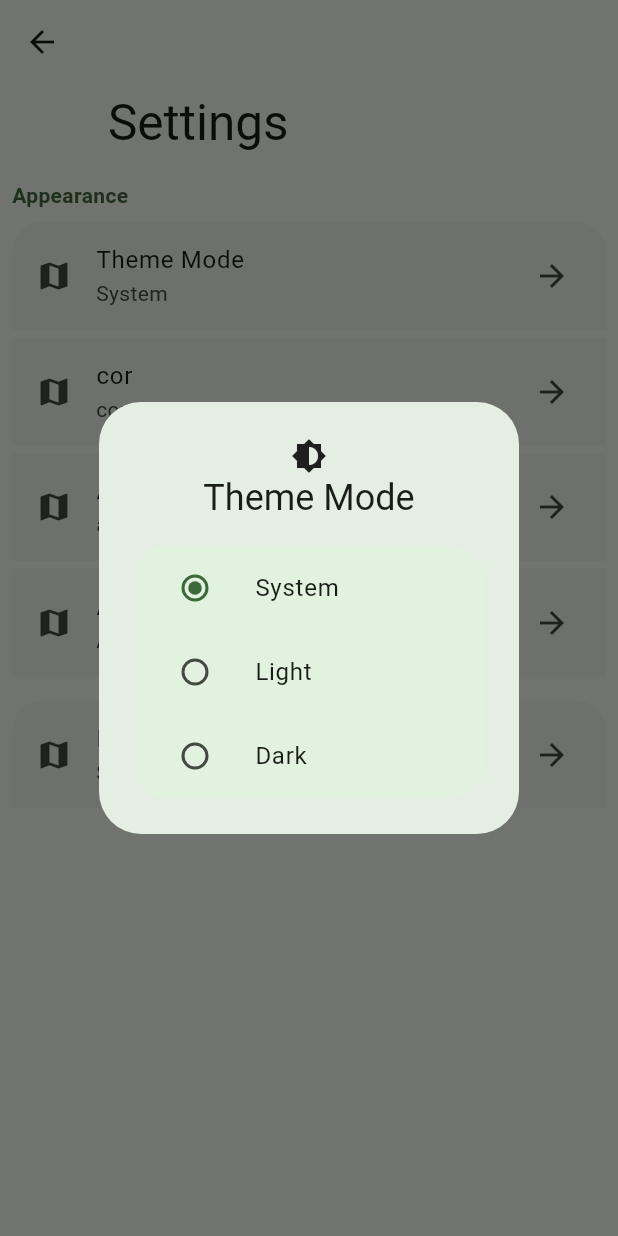
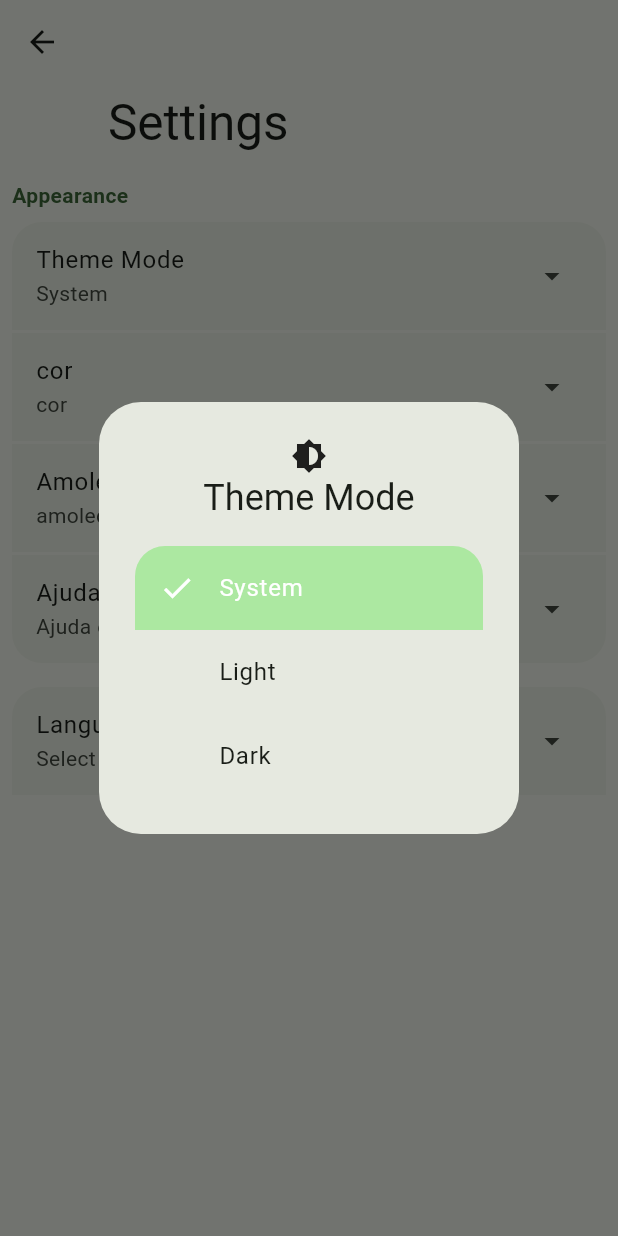
Before and after one commit to vinaooo/byewall3, a Flutter app: the SettingsScreen screen opened directly, after a tap on "Theme Mode", on a phone screen of 412 x 824 dp. Run offline on Flutter 3.47's test engine with Material 3 defaults, Android fonts, the light colour scheme and no system bars; drawn by our look-alikes of dynamic_color.

Commit message:
Refactor main app structure, update settings screen layout, and enhance theme management

```diff
--- a/lib/main.dart
+++ b/lib/main.dart
@@ -15,7 +15,7 @@ void main() {
         ChangeNotifierProvider(create: (context) => ThemeProvider()),
         ChangeNotifierProvider(create: (context) => LanguageProvider()),
       ],
-      child: MyApp(),
+      child: const MyApp(),
     ),
   );
 }
@@ -53,7 +53,27 @@ class MyApp extends StatelessWidget {
                 colorScheme: darkColorScheme,
                 useMaterial3: true, // Ativa o Material 3
               ),
-              home: MyHomePage(),
+              home: Scaffold(
+                appBar: AppBar(
+                  title: Text('Byewall'),
+                  actions: [
+                    Builder(
+                      builder:
+                          (context) => IconButton(
+                            icon: const Icon(Icons.settings),
+                            onPressed: () {
+                              Navigator.of(context, rootNavigator: true).push(
+                                MaterialPageRoute(
+                                  builder: (context) => const SettingsScreen(),
+                                ),
+                              );
+                            },
+                          ),
+                    ),
+                  ],
+                ),
+                body: MainScreen(),
+              ),
             );
           },
         );
@@ -61,35 +81,3 @@ class MyApp extends StatelessWidget {
     );
   }
 }
-
-class MyHomePage extends StatefulWidget {
-  const MyHomePage({super.key});
-
-  @override
-  State<MyHomePage> createState() => _MyHomePageState();
-}
-
-class _MyHomePageState extends State<MyHomePage> {
-  @override
-  Widget build(BuildContext context) {
-    return Scaffold(
-      appBar: AppBar(
-        title: Text(
-          AppLocalizations.of(context)?.translate('byewall') ?? "Byewall",
-        ),
-        actions: [
-          IconButton(
-            icon: const Icon(Icons.settings),
-            onPressed: () {
-              Navigator.push(
-                context,
-                MaterialPageRoute(builder: (context) => const SettingsScreen()),
-              );
-            },
-          ),
-        ],
-      ),
-      body: MainScreen(),
-    );
-  }
-}
--- a/lib/screens/settings_screen.dart
+++ b/lib/screens/settings_screen.dart
@@ -95,13 +95,14 @@ class SettingsScreen extends StatelessWidget {
                             )?.translate('theme_mode') ??
                             "Theme Mode",
                         subtitle: themeSubtitle,
+                        trailing: Icons.arrow_drop_down,
                         onPressed: () {
                           ThemeProvider.show(context);
                         },
                       );
                     },
                   ),
-                  SizedBox(height: 5),
+                  SizedBox(height: 2),
                   SettingsTiles(
                     topLeft: 0,
                     topRight: 0,
@@ -109,9 +110,11 @@ class SettingsScreen extends StatelessWidget {
                     bottomRight: 0,
                     title: 'cor',
                     subtitle: 'cor',
+                    trailing: Icons.arrow_drop_down,
+
                     onPressed: () {},
                   ),
-                  SizedBox(height: 5),
+                  SizedBox(height: 2),
                   SettingsTiles(
                     topLeft: 0,
                     topRight: 0,
@@ -119,16 +122,21 @@ class SettingsScreen extends StatelessWidget {
                     bottomRight: 0,
                     title: 'Amoled',
                     subtitle: 'amoled',
+                    trailing: Icons.arrow_drop_down,
+
                     onPressed: () {},
                   ),
-                  SizedBox(height: 5),
+                  SizedBox(height: 2),
                   SettingsTiles(
                     topLeft: 0,
                     topRight: 0,
-                    bottomLeft: 0,
-                    bottomRight: 0,
+                    bottomLeft: 20,
+                    bottomRight: 20,
                     title: 'Ajuda',
+
                     subtitle: 'Ajuda e suporte',
+                    trailing: Icons.arrow_drop_down,
+
                     onPressed: () {},
                   ),
                 ],
@@ -153,6 +161,8 @@ class SettingsScreen extends StatelessWidget {
                           context,
                         )?.translate('language_subtitle') ??
                         "Select your language",
+                    trailing: Icons.arrow_drop_down,
+
                     onPressed: () {
                       LanguageProvider.selectLanguage(context, _localeKey);
                     },
--- a/lib/ui/app_colors.dart
+++ b/lib/ui/app_colors.dart
@@ -29,12 +29,12 @@ class AppColors {
 
   static double _getLightness(BuildContext context) {
     bool isDarkTheme = _getIsDarkTheme(context);
-    return isDarkTheme ? 0.01 : 0.91;
+    return isDarkTheme ? 0.2 : 0.91;
   }
 
   static double _getSaturation(BuildContext context) {
     bool isDarkTheme = _getIsDarkTheme(context);
-    return isDarkTheme ? 0.01 : 0.25;
+    return isDarkTheme ? 0.1 : 0.25;
   }
 
   static double _getAlpha(BuildContext context) {
--- a/lib/ui/list_tiles.dart
+++ b/lib/ui/list_tiles.dart
@@ -9,6 +9,7 @@ class SettingsTiles extends StatelessWidget {
   final String title;
   final String subtitle;
   final VoidCallback onPressed;
+  final IconData trailing;
 
   const SettingsTiles({
     super.key,
@@ -19,6 +20,7 @@ class SettingsTiles extends StatelessWidget {
     required this.title,
     required this.subtitle,
     required this.onPressed,
+    required this.trailing,
   });
 
   get onTap => null;
@@ -36,10 +38,9 @@ class SettingsTiles extends StatelessWidget {
         ),
       ),
       child: ListTile(
-        leading: Icon(Icons.map),
         title: Text(title),
         subtitle: Text(subtitle),
-        trailing: Icon(Icons.arrow_forward),
+        trailing: Icon(trailing),
         onTap: onPressed,
       ),
     );
--- a/lib/ui/theme_provider.dart
+++ b/lib/ui/theme_provider.dart
@@ -21,7 +21,15 @@ class ThemeProvider extends ChangeNotifier {
       context: context,
       builder: (BuildContext context) {
         return AlertDialog(
-          backgroundColor: AppColors.getDialogBoxColor(context),
+          backgroundColor:
+              themeProvider.themeMode == ThemeMode.dark ||
+                      (themeProvider.themeMode == ThemeMode.system &&
+                          MediaQuery.of(context).platformBrightness ==
+                              Brightness.dark)
+                  ? HSLColor.fromColor(
+                    Theme.of(context).colorScheme.surface,
+                  ).withLightness(0.21).toColor()
+                  : null,
           title: Column(
             children: [
               Icon(Icons.brightness_6),
@@ -36,59 +44,80 @@ class ThemeProvider extends ChangeNotifier {
             children: [
               Container(
                 decoration: BoxDecoration(
-                  color: AppColors.getDialogTileColor(
-                    context,
-                  ), // Adicione uma cor de fundo
+                  color:
+                      themeProvider.themeMode == ThemeMode.system
+                          ? HSLColor.fromColor(
+                            Theme.of(context).colorScheme.secondary,
+                          ).withSaturation(0.6).withLightness(0.77).toColor()
+                          : null,
+
                   borderRadius: BorderRadius.only(
                     topLeft: Radius.circular(20),
                     topRight: Radius.circular(20),
                   ),
                 ),
+                child: InkWell(
+                  borderRadius: BorderRadius.only(
+                    topLeft: Radius.circular(20),
+                    topRight: Radius.circular(20),
+                  ),
+                  onTap: () {
+                    themeProvider.setThemeMode(ThemeMode.system);
+                    Navigator.of(context).pop();
+                  },
                   child: ListTile(
                     title: Text(
+                      style: TextStyle(
+                        color:
+                            themeProvider.themeMode == ThemeMode.system
+                                ? Theme.of(context).colorScheme.onSecondary
+                                : null,
+                      ),
                       AppLocalizations.of(
                             context,
                           )?.translate('theme_mode_system') ??
                           "System",
                     ),
-                  leading: Radio<ThemeMode>(
-                    value: ThemeMode.system,
-                    groupValue: themeProvider.themeMode,
-                    onChanged: (ThemeMode? value) {
-                      themeProvider.setThemeMode(value!);
-                      Navigator.of(context).pop();
-                    },
+                    leading: Icon(
+                      Icons.check,
+                      color:
+                          themeProvider.themeMode == ThemeMode.system
+                              ? Theme.of(context).colorScheme.onSecondary
+                              : Colors.transparent,
                     ),
-                  onTap: () {
-                    // Altera o valor do Radio ao tocar em qualquer parte do ListTile
-                    themeProvider.setThemeMode(ThemeMode.system);
-                    Navigator.of(context).pop();
-                  },
+                  ),
                 ),
               ),
               Container(
                 decoration: BoxDecoration(
-                  color: AppColors.getDialogTileColor(
-                    context,
-                  ), // Adicione uma cor de fundo
+                  color:
+                      themeProvider.themeMode == ThemeMode.light
+                          ? HSLColor.fromColor(
+                            Theme.of(context).colorScheme.secondary,
+                          ).withSaturation(0.6).withLightness(0.77).toColor()
+                          : null,
                 ),
                 child: ListTile(
                   title: Text(
+                    style: TextStyle(
+                      color:
+                          themeProvider.themeMode == ThemeMode.light
+                              ? Theme.of(context).colorScheme.onSecondary
+                              : null,
+                    ),
                     AppLocalizations.of(
                           context,
                         )?.translate('theme_mode_light') ??
                         "Light",
                   ),
-                  leading: Radio<ThemeMode>(
-                    value: ThemeMode.light,
-                    groupValue: themeProvider.themeMode,
-                    onChanged: (ThemeMode? value) {
-                      themeProvider.setThemeMode(value!);
-                      Navigator.of(context).pop();
-                    },
+                  leading: Icon(
+                    Icons.check,
+                    color:
+                        themeProvider.themeMode == ThemeMode.light
+                            ? Theme.of(context).colorScheme.onSecondary
+                            : Colors.transparent,
                   ),
                   onTap: () {
-                    // Altera o valor do Radio ao tocar em qualquer parte do ListTile
                     themeProvider.setThemeMode(ThemeMode.light);
                     Navigator.of(context).pop();
                   },
@@ -96,14 +125,26 @@ class ThemeProvider extends ChangeNotifier {
               ),
               Container(
                 decoration: BoxDecoration(
-                  color: AppColors.getDialogTileColor(
-                    context,
-                  ), // Adicione uma cor de fundo
+                  color:
+                      themeProvider.themeMode == ThemeMode.dark
+                          ? HSLColor.fromColor(
+                            Theme.of(context).colorScheme.secondary,
+                          ).withSaturation(0.6).withLightness(0.77).toColor()
+                          : null,
                   borderRadius: BorderRadius.only(
                     bottomLeft: Radius.circular(20),
                     bottomRight: Radius.circular(20),
                   ),
                 ),
+                child: InkWell(
+                  borderRadius: BorderRadius.only(
+                    bottomLeft: Radius.circular(20),
+                    bottomRight: Radius.circular(20),
+                  ),
+                  onTap: () {
+                    themeProvider.setThemeMode(ThemeMode.system);
+                    Navigator.of(context).pop();
+                  },
                   child: ListTile(
                     title: Text(
                       AppLocalizations.of(
@@ -111,19 +152,14 @@ class ThemeProvider extends ChangeNotifier {
                           )?.translate('theme_mode_dark') ??
                           "Dark",
                     ),
-                  leading: Radio<ThemeMode>(
-                    value: ThemeMode.dark,
-                    groupValue: themeProvider.themeMode,
-                    onChanged: (ThemeMode? value) {
-                      themeProvider.setThemeMode(value!);
-                      Navigator.of(context).pop();
-                    },
+                    leading: Icon(
+                      Icons.check,
+                      color:
+                          themeProvider.themeMode == ThemeMode.dark
+                              ? Theme.of(context).colorScheme.onSecondary
+                              : Colors.transparent,
                     ),
-                  onTap: () {
-                    // Altera o valor do Radio ao tocar em qualquer parte do ListTile
-                    themeProvider.setThemeMode(ThemeMode.dark);
-                    Navigator.of(context).pop();
-                  },
+                  ),
                 ),
               ),
             ],
--- a/pubspec.yaml
+++ b/pubspec.yaml
@@ -15,6 +15,7 @@ dependencies:
   flutter_localizations:
     sdk: flutter
   provider: ^6.1.4
+  shared_preferences: ^2.5.3
 
 dev_dependencies:
   flutter_test:
```
Also changed, not shown: pubspec.lock. Lines whose indentation alone changed are shown as unchanged.
